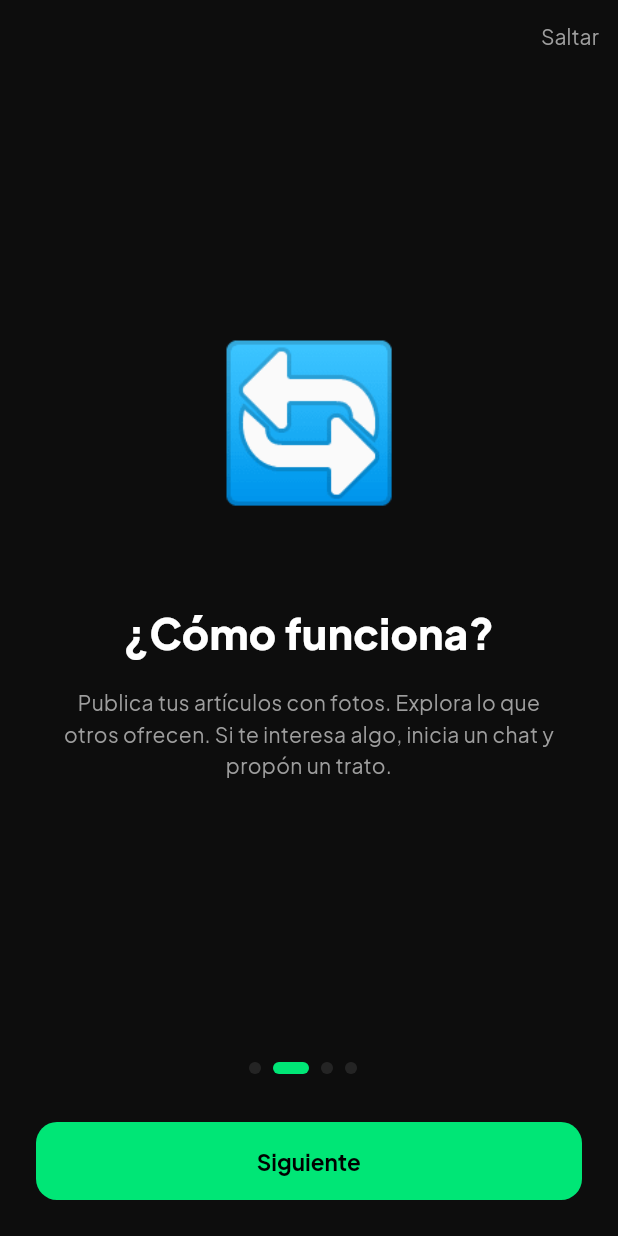
After one commit to codethug-tech/Kambio, a Flutter app: the OnboardingScreen screen opened by its route, swiped to page 2, on a phone screen of 412 x 824 dp. The commit adds this screen. Run offline on Flutter 3.47's test engine with Material 3 defaults, Android fonts, the phone set to English and light mode, and no system bars; our stand-ins replace cached_network_image, flutter_rating_bar, flutter_riverpod, go_router, google_fonts, image_picker and 2 more; accounts and stored records are empty.

Commit message:
onboarding

```diff
--- a/app/lib/router/app_router.dart
+++ b/app/lib/router/app_router.dart
@@ -4,6 +4,7 @@ import 'package:supabase_flutter/supabase_flutter.dart';
 import '../screens/splash_screen.dart';
 import '../screens/auth/login_screen.dart';
 import '../screens/auth/signup_screen.dart';
+import '../screens/auth/onboarding_screen.dart';
 import '../screens/home/home_screen.dart';
 import '../screens/listing/listing_detail_screen.dart';
 import '../screens/listing/create_listing_screen.dart';
@@ -21,8 +22,8 @@ final appRouterProvider = Provider<GoRouter>((ref) {
       final isAuth = session != null;
       final loc = state.uri.path;
 
-      // Always allow splash
-      if (loc == '/splash') return null;
+      // Always allow splash and onboarding
+      if (loc == '/splash' || loc == '/onboarding') return null;
 
       // Public routes
       if (loc == '/login' || loc == '/signup') {
@@ -36,6 +37,7 @@ final appRouterProvider = Provider<GoRouter>((ref) {
       GoRoute(path: '/splash', builder: (c, s) => const SplashScreen()),
       GoRoute(path: '/login', builder: (c, s) => const LoginScreen()),
       GoRoute(path: '/signup', builder: (c, s) => const SignupScreen()),
+      GoRoute(path: '/onboarding', builder: (c, s) => const OnboardingScreen()),
       GoRoute(
         path: '/home',
         builder: (c, s) => const HomeScreen(),
--- /dev/null
+++ b/app/lib/screens/auth/onboarding_screen.dart
@@ -0,0 +1,157 @@
+import 'package:flutter/material.dart';
+import 'package:go_router/go_router.dart';
+import '../../theme/app_theme.dart';
+import '../../widgets/k_button.dart';
+
+class OnboardingScreen extends StatefulWidget {
+  const OnboardingScreen({super.key});
+
+  @override
+  State<OnboardingScreen> createState() => _OnboardingScreenState();
+}
+
+class _OnboardingScreenState extends State<OnboardingScreen> {
+  final PageController _pageController = PageController();
+  int _currentPage = 0;
+
+  final List<Map<String, String>> _onboardingData = [
+    {
+      'title': '¡Bienvenido a Kambio!',
+      'description':
+          'La plataforma para intercambiar, vender o comprar artículos. ¡Encuentra grandes oportunidades cerca de ti!',
+      'icon': '👋',
+    },
+    {
+      'title': '¿Cómo funciona?',
+      'description':
+          'Publica tus artículos con fotos. Explora lo que otros ofrecen. Si te interesa algo, inicia un chat y propón un trato.',
+      'icon': '🔄',
+    },
+    {
+      'title': 'Seguridad ante todo',
+      'description':
+          'Acuerda los detalles en el chat. Nunca transfieras dinero sin verificar el estado del producto en persona.',
+      'icon': '🛡️',
+    },
+    {
+      'title': 'Comunidad de confianza',
+      'description':
+          'Después de cada intercambio, califica a la otra persona para ayudar a mantener una comunidad segura y confiable.',
+      'icon': '⭐',
+    },
+  ];
+
+  @override
+  void dispose() {
+    _pageController.dispose();
+    super.dispose();
+  }
+
+  @override
+  Widget build(BuildContext context) {
+    return Scaffold(
+      backgroundColor: KColors.bg,
+      body: SafeArea(
+        child: Column(
+          children: [
+            Align(
+              alignment: Alignment.topRight,
+              child: TextButton(
+                onPressed: () => context.go('/home'),
+                child: Text(
+                  'Saltar',
+                  style: KTextStyles.body.copyWith(
+                    color: KColors.textSecondary,
+                  ),
+                ),
+              ),
+            ),
+            Expanded(
+              child: PageView.builder(
+                controller: _pageController,
+                onPageChanged: (value) {
+                  setState(() {
+                    _currentPage = value;
+                  });
+                },
+                itemCount: _onboardingData.length,
+                itemBuilder: (context, index) {
+                  return Padding(
+                    padding: const EdgeInsets.symmetric(horizontal: 40.0),
+                    child: Column(
+                      mainAxisAlignment: MainAxisAlignment.center,
+                      children: [
+                        Text(
+                          _onboardingData[index]['icon']!,
+                          style: const TextStyle(fontSize: 100),
+                        ),
+                        const SizedBox(height: 48),
+                        Text(
+                          _onboardingData[index]['title']!,
+                          style: KTextStyles.h1.copyWith(fontSize: 28),
+                          textAlign: TextAlign.center,
+                        ),
+                        const SizedBox(height: 16),
+                        Text(
+                          _onboardingData[index]['description']!,
+                          style: KTextStyles.body.copyWith(
+                            color: KColors.textSecondary,
+                            height: 1.5,
+                          ),
+                          textAlign: TextAlign.center,
+                        ),
+                      ],
+                    ),
+                  );
+                },
+              ),
+            ),
+            Padding(
+              padding: const EdgeInsets.all(24.0),
+              child: Column(
+                children: [
+                  Row(
+                    mainAxisAlignment: MainAxisAlignment.center,
+                    children: List.generate(
+                      _onboardingData.length,
+                      (index) => _buildDot(index: index),
+                    ),
+                  ),
+                  const SizedBox(height: 32),
+                  KButton(
+                    label: _currentPage == _onboardingData.length - 1
+                        ? 'Empezar'
+                        : 'Siguiente',
+                    onPressed: () {
+                      if (_currentPage == _onboardingData.length - 1) {
+                        context.go('/home');
+                      } else {
+                        _pageController.nextPage(
+                          duration: const Duration(milliseconds: 300),
+                          curve: Curves.easeIn,
+                        );
+                      }
+                    },
+                  ),
+                ],
+              ),
+            ),
+          ],
+        ),
+      ),
+    );
+  }
+
+  Widget _buildDot({required int index}) {
+    return AnimatedContainer(
+      duration: const Duration(milliseconds: 200),
+      margin: const EdgeInsets.only(right: 8),
+      height: 8,
+      width: _currentPage == index ? 24 : 8,
+      decoration: BoxDecoration(
+        color: _currentPage == index ? KColors.green : KColors.surface2,
+        borderRadius: BorderRadius.circular(4),
+      ),
+    );
+  }
+}
--- a/app/lib/screens/auth/signup_screen.dart
+++ b/app/lib/screens/auth/signup_screen.dart
@@ -44,7 +44,7 @@ class _SignupScreenState extends State<SignupScreen> {
               'state': _state,
             })
             .eq('auth_id', auth.user!.id);
-        if (mounted) context.go('/home');
+        if (mounted) context.go('/onboarding');
       }
     } on AuthException catch (e) {
       if (mounted) {
--- a/app/lib/screens/settings/settings_screen.dart
+++ b/app/lib/screens/settings/settings_screen.dart
@@ -44,12 +44,20 @@ class SettingsScreen extends StatelessWidget {
           _tile(
             icon: Icons.shield_outlined,
             title: 'Política de privacidad',
-            onTap: () {},
+            onTap: () {
+              ScaffoldMessenger.of(
+                context,
+              ).showSnackBar(const SnackBar(content: Text('Próximamente')));
+            },
           ),
           _tile(
             icon: Icons.gavel_outlined,
             title: 'Términos de uso',
-            onTap: () {},
+            onTap: () {
+              ScaffoldMessenger.of(
+                context,
+              ).showSnackBar(const SnackBar(content: Text('Próximamente')));
+            },
           ),
           const Divider(color: KColors.divider),
           _tile(
```
Also changed, not shown: 1 other file.
